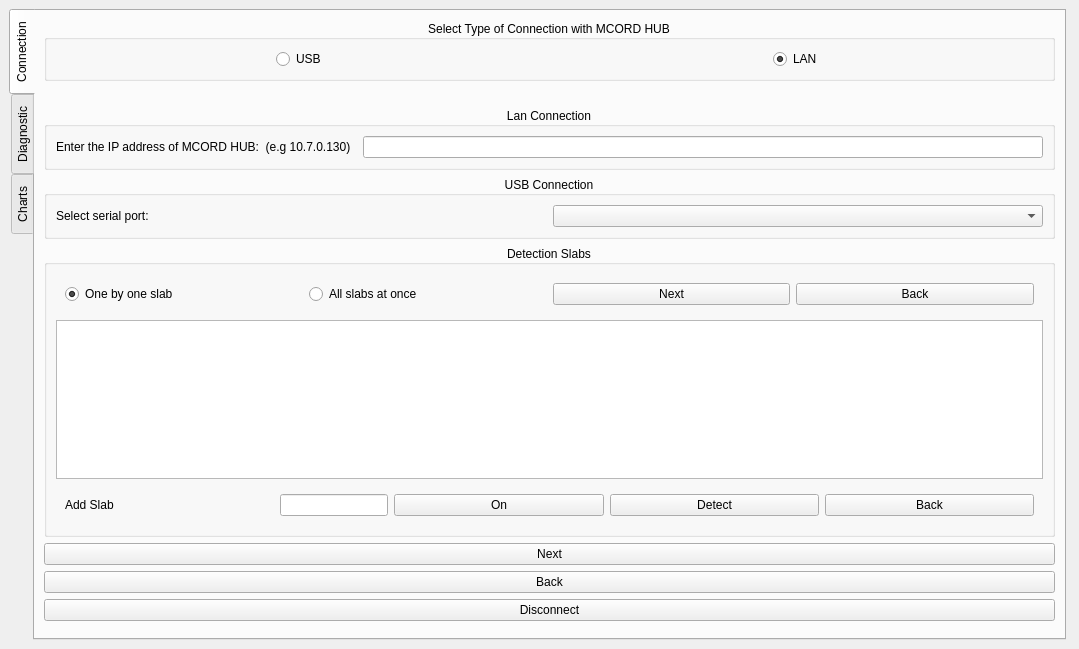
The window that widget.ui (MichalRK19780524/MCORD_GUI_CPP) describes before a commit, drawn with Qt 5.
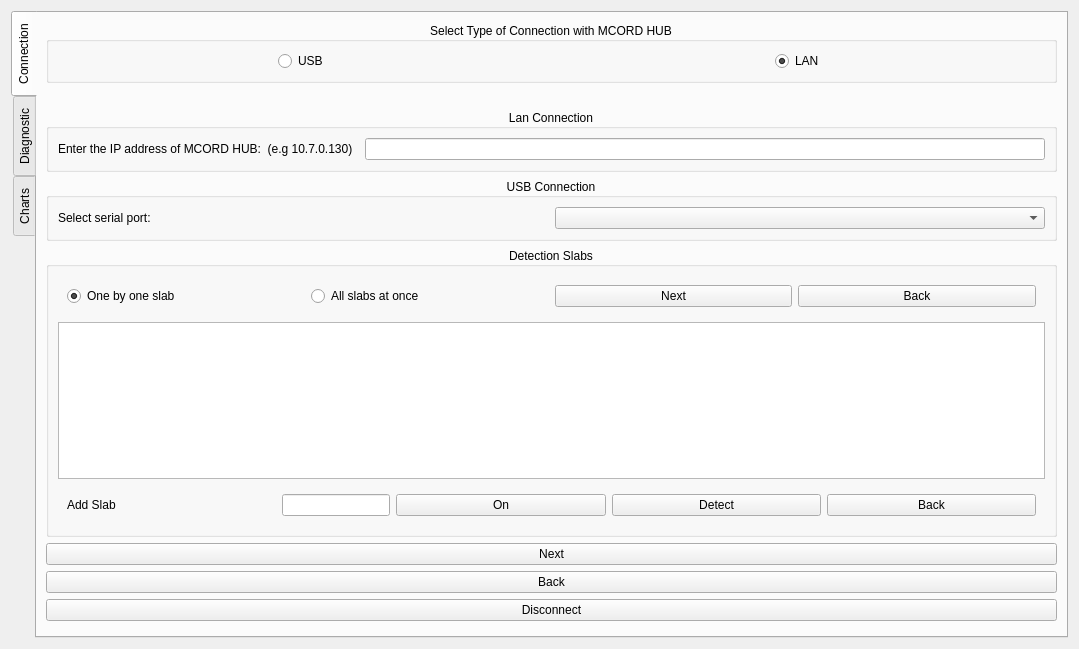
The same window after the commit.

Patch:
```diff
--- a/widget.ui
+++ b/widget.ui
@@ -16,15 +16,9 @@
   <property name="windowTitle">
    <string>MCORD Detector Control System</string>
   </property>
+  <layout class="QHBoxLayout" name="horizontalLayout_4">
+   <item>
   <widget class="QTabWidget" name="tabWidgetConnection">
-   <property name="geometry">
-    <rect>
-     <x>9</x>
-     <y>9</y>
-     <width>1057</width>
-     <height>631</height>
-    </rect>
-   </property>
    <property name="layoutDirection">
     <enum>Qt::LeftToRight</enum>
    </property>
@@ -303,6 +297,8 @@
     </attribute>
    </widget>
   </widget>
+   </item>
+  </layout>
  </widget>
  <resources/>
  <connections/>
```
Lines whose indentation alone changed are shown as unchanged.
